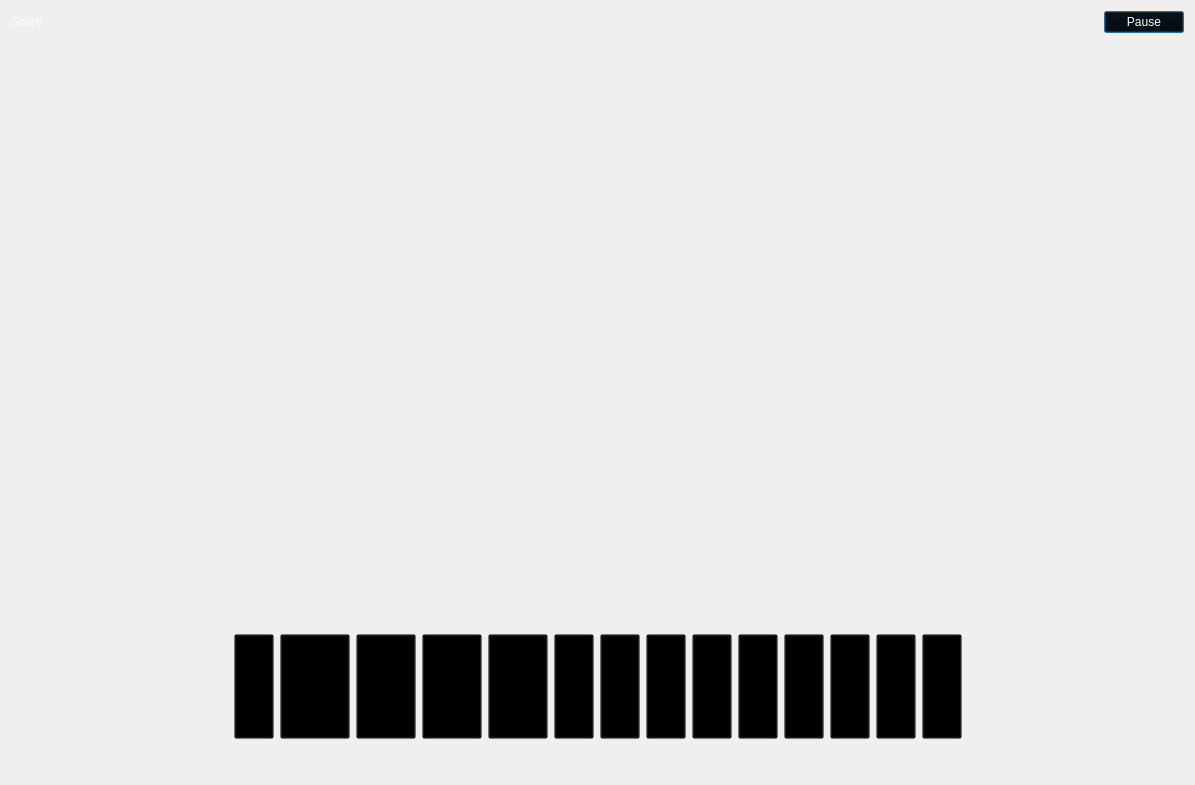
Qt form SkullKing/Game/game.ui (danialmd81/skull-king) before a commit.
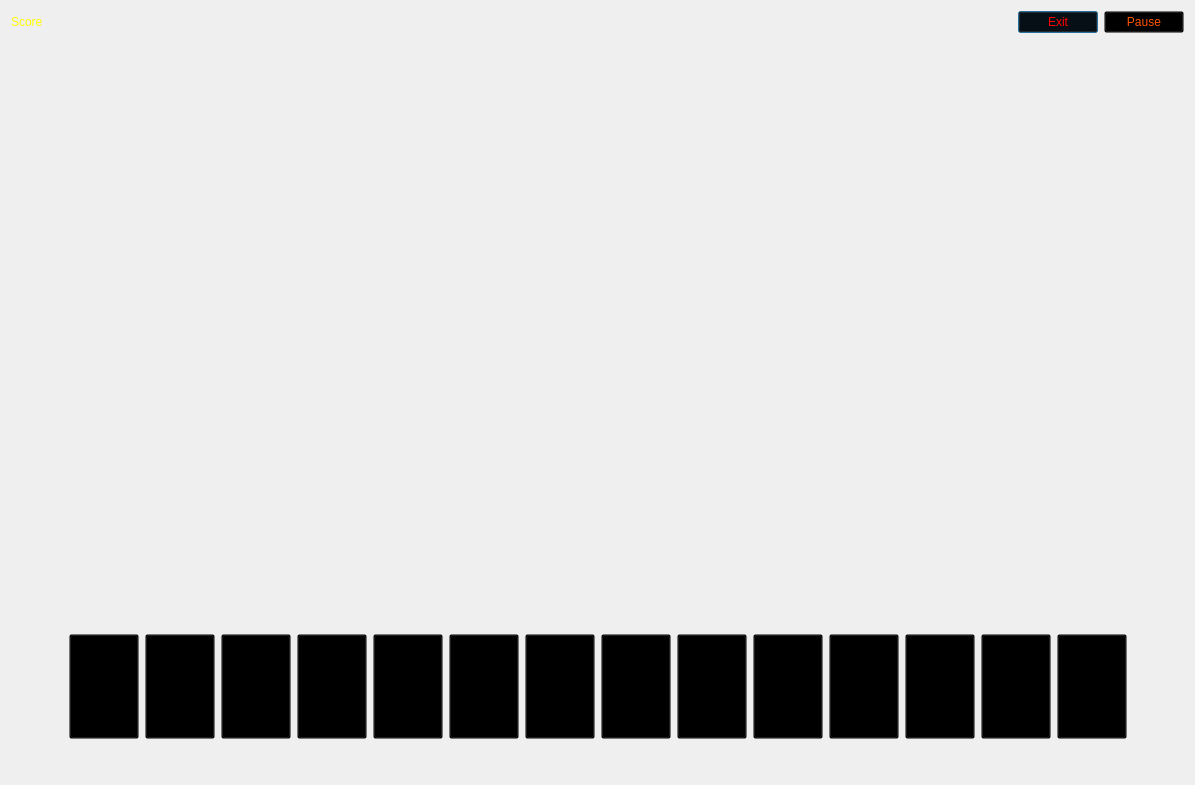
The same form after that commit. Icons and pictures are not drawn.

Commit message: stop button completed.

What changed in the file:
```diff
--- a/SkullKing/Game/game.ui
+++ b/SkullKing/Game/game.ui
@@ -37,7 +37,7 @@
        <property name="styleSheet">
         <string notr="true">border-image: url(:/Pictures/Game/Background.png);
 background: transparent;
-color: rgb(255, 255, 255);</string>
+color: rgb(255, 255, 0);</string>
        </property>
        <property name="text">
         <string>Score</string>
@@ -85,6 +85,18 @@
        </property>
       </spacer>
      </item>
+     <item>
+      <widget class="QPushButton" name="Exit">
+       <property name="styleSheet">
+        <string notr="true">border-image: url(:/Pictures/Game/Background.png);
+background: transparent;
+color: rgb(255, 0, 0);</string>
+       </property>
+       <property name="text">
+        <string>Exit</string>
+       </property>
+      </widget>
+     </item>
      <item>
       <widget class="QPushButton" name="Stop">
        <property name="palette">
@@ -288,8 +300,8 @@
        </property>
        <property name="styleSheet">
         <string notr="true">border-image: url(:/Pictures/Game/Background.png);
-color: rgb(255, 255, 255);
-background: transparent;</string>
+background: transparent;
+color: rgb(255, 85, 0);</string>
        </property>
        <property name="text">
         <string>Pause</string>
@@ -836,6 +848,12 @@
                 <verstretch>0</verstretch>
                </sizepolicy>
               </property>
+              <property name="minimumSize">
+               <size>
+                <width>70</width>
+                <height>105</height>
+               </size>
+              </property>
               <property name="maximumSize">
                <size>
                 <width>70</width>
@@ -881,8 +899,8 @@
              <widget class="QPushButton" name="Card3">
               <property name="minimumSize">
                <size>
-                <width>60</width>
-                <height>90</height>
+                <width>70</width>
+                <height>105</height>
                </size>
               </property>
               <property name="maximumSize">
@@ -904,8 +922,8 @@
              <widget class="QPushButton" name="Card4">
               <property name="minimumSize">
                <size>
-                <width>60</width>
-                <height>90</height>
+                <width>70</width>
+                <height>105</height>
                </size>
               </property>
               <property name="maximumSize">
@@ -927,8 +945,8 @@
              <widget class="QPushButton" name="Card5">
               <property name="minimumSize">
                <size>
-                <width>60</width>
-                <height>90</height>
+                <width>70</width>
+                <height>105</height>
                </size>
               </property>
               <property name="maximumSize">
@@ -948,6 +966,12 @@
             </item>
             <item>
              <widget class="QPushButton" name="Card6">
+              <property name="minimumSize">
+               <size>
+                <width>70</width>
+                <height>105</height>
+               </size>
+              </property>
               <property name="maximumSize">
                <size>
                 <width>70</width>
@@ -965,6 +989,12 @@
             </item>
             <item>
              <widget class="QPushButton" name="Card7">
+              <property name="minimumSize">
+               <size>
+                <width>70</width>
+                <height>105</height>
+               </size>
+              </property>
               <property name="maximumSize">
                <size>
                 <width>70</width>
@@ -982,6 +1012,12 @@
             </item>
             <item>
              <widget class="QPushButton" name="Card8">
+              <property name="minimumSize">
+               <size>
+                <width>70</width>
+                <height>105</height>
+               </size>
+              </property>
               <property name="maximumSize">
                <size>
                 <width>70</width>
@@ -999,6 +1035,12 @@
             </item>
             <item>
              <widget class="QPushButton" name="Card9">
+              <property name="minimumSize">
+               <size>
+                <width>70</width>
+                <height>105</height>
+               </size>
+              </property>
               <property name="maximumSize">
                <size>
                 <width>70</width>
@@ -1016,6 +1058,12 @@
             </item>
             <item>
              <widget class="QPushButton" name="Card10">
+              <property name="minimumSize">
+               <size>
+                <width>70</width>
+                <height>105</height>
+               </size>
+              </property>
               <property name="maximumSize">
                <size>
                 <width>70</width>
@@ -1033,6 +1081,12 @@
             </item>
             <item>
              <widget class="QPushButton" name="Card11">
+              <property name="minimumSize">
+               <size>
+                <width>70</width>
+                <height>105</height>
+               </size>
+              </property>
               <property name="maximumSize">
                <size>
                 <width>70</width>
@@ -1050,6 +1104,12 @@
             </item>
             <item>
              <widget class="QPushButton" name="Card12">
+              <property name="minimumSize">
+               <size>
+                <width>70</width>
+                <height>105</height>
+               </size>
+              </property>
               <property name="maximumSize">
                <size>
                 <width>70</width>
@@ -1067,6 +1127,12 @@
             </item>
             <item>
              <widget class="QPushButton" name="Card13">
+              <property name="minimumSize">
+               <size>
+                <width>70</width>
+                <height>105</height>
+               </size>
+              </property>
               <property name="maximumSize">
                <size>
                 <width>70</width>
@@ -1084,6 +1150,12 @@
             </item>
             <item>
              <widget class="QPushButton" name="Card14">
+              <property name="minimumSize">
+               <size>
+                <width>70</width>
+                <height>105</height>
+               </size>
+              </property>
               <property name="maximumSize">
                <size>
                 <width>70</width>
```
Left out of the diff: 1 changed line with no effect on the pictures. The commit also changes 8 other files.
